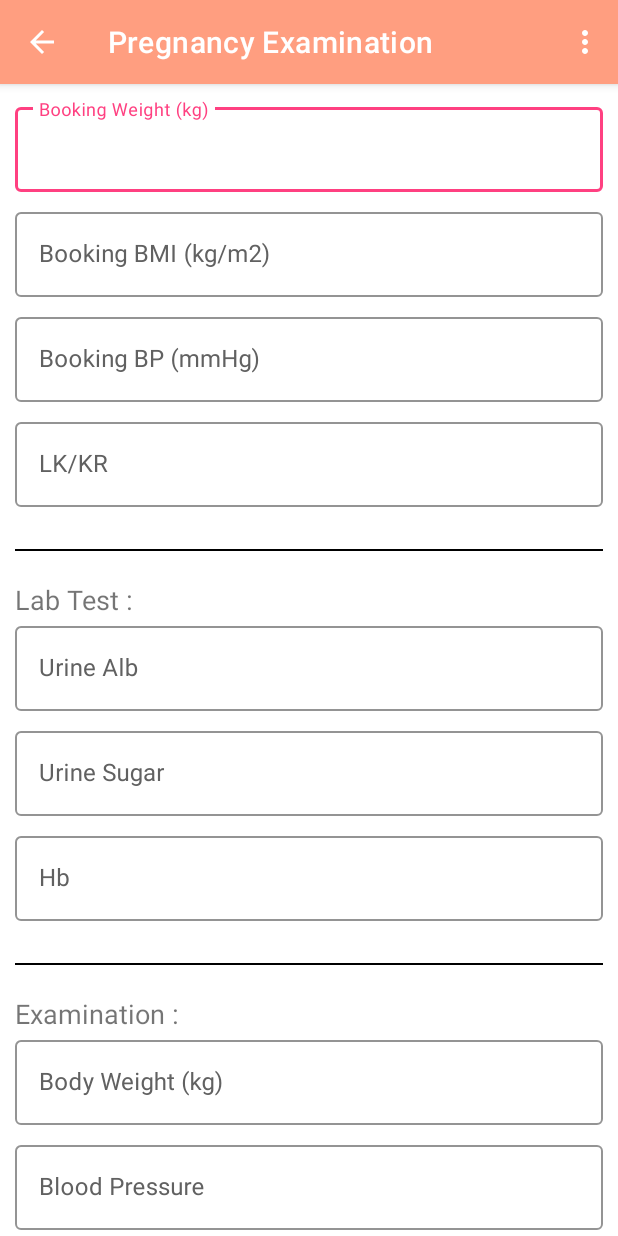
After one commit to Jiaenong/MommyHealthApp, an Android app: the PregnancyExaminationActivity screen opened directly, with no data from a screen before it, on a phone screen of 412 x 824 dp. The commit adds this screen. Run offline under Robolectric (Android 15) with nearby library versions, the light colour scheme and no system bars.

Commit message:
modify front end

```diff
--- a/app/src/main/java/com/example/mommyhealthapp/Nurse/MommyProfileActivity.java
+++ b/app/src/main/java/com/example/mommyhealthapp/Nurse/MommyProfileActivity.java
@@ -16,7 +16,7 @@ import com.example.mommyhealthapp.R;
 public class MommyProfileActivity extends AppCompatActivity {
 
     private RelativeLayout layoutMummyInfo;
-    private CardView cardViewEarlyTest;
+    private CardView cardViewEarlyTest, cardViewPE;
     @Override
     protected void onCreate(Bundle savedInstanceState) {
         super.onCreate(savedInstanceState);
@@ -24,6 +24,7 @@ public class MommyProfileActivity extends AppCompatActivity {
 
         layoutMummyInfo = (RelativeLayout)findViewById(R.id.layoutMummyInfo);
         cardViewEarlyTest = (CardView)findViewById(R.id.cardViewEarlyTest);
+        cardViewPE = (CardView)findViewById(R.id.cardViewPE);
 
         layoutMummyInfo.setOnClickListener(new View.OnClickListener() {
             @Override
@@ -37,6 +38,14 @@ public class MommyProfileActivity extends AppCompatActivity {
             @Override
             public void onClick(View v) {
                 Intent intent = new Intent(MommyProfileActivity.this, EarlyTestActivity.class);
+                startActivity(intent);
+            }
+        });
+
+        cardViewPE.setOnClickListener(new View.OnClickListener() {
+            @Override
+            public void onClick(View v) {
+                Intent intent = new Intent(MommyProfileActivity.this, PregnancyExamRecordActivity.class);
                 startActivity(intent);
             }
         });
--- /dev/null
+++ b/app/src/main/java/com/example/mommyhealthapp/Nurse/PregnancyExamRecordActivity.java
@@ -0,0 +1,50 @@
+package com.example.mommyhealthapp.Nurse;
+
+import androidx.appcompat.app.AppCompatActivity;
+
+import android.content.Intent;
+import android.os.Bundle;
+import android.view.Menu;
+import android.view.MenuItem;
+import android.view.View;
+
+import com.example.mommyhealthapp.R;
+import com.google.android.material.floatingactionbutton.FloatingActionButton;
+
+public class PregnancyExamRecordActivity extends AppCompatActivity {
+
+    private FloatingActionButton btnAddNewPERecord;
+    @Override
+    protected void onCreate(Bundle savedInstanceState) {
+        super.onCreate(savedInstanceState);
+        setContentView(R.layout.activity_pregnancy_exam_record);
+
+        btnAddNewPERecord = (FloatingActionButton)findViewById(R.id.btnAddNewPERecord);
+
+        btnAddNewPERecord.setOnClickListener(new View.OnClickListener() {
+            @Override
+            public void onClick(View v) {
+                Intent intent = new Intent(PregnancyExamRecordActivity.this, PregnancyExaminationActivity.class);
+                startActivity(intent);
+            }
+        });
+
+        getSupportActionBar().setDisplayHomeAsUpEnabled(true);
+    }
+
+    public boolean onOptionsItemSelected(MenuItem item) {
+        switch (item.getItemId())
+        {
+            case android.R.id.home:
+                finish();
+                return true;
+        }
+        return super.onOptionsItemSelected(item);
+    }
+
+    public boolean onCreateOptionsMenu(Menu menu) {
+        // Inflate the menu; this adds items to the action bar if it is present.
+        getMenuInflater().inflate(R.menu.nurse_home, menu);
+        return true;
+    }
+}
--- /dev/null
+++ b/app/src/main/java/com/example/mommyhealthapp/Nurse/PregnancyExaminationActivity.java
@@ -0,0 +1,66 @@
+package com.example.mommyhealthapp.Nurse;
+
+import androidx.appcompat.app.AppCompatActivity;
+
+import android.app.DatePickerDialog;
+import android.os.Bundle;
+import android.view.Menu;
+import android.view.MenuItem;
+import android.view.View;
+import android.widget.DatePicker;
+import android.widget.EditText;
+
+import com.example.mommyhealthapp.R;
+import com.google.android.material.textfield.TextInputLayout;
+
+import java.util.Calendar;
+
+public class PregnancyExaminationActivity extends AppCompatActivity {
+
+    private EditText editTextDueDate;
+    DatePickerDialog datePickerDialog;
+    @Override
+    protected void onCreate(Bundle savedInstanceState) {
+        super.onCreate(savedInstanceState);
+        setContentView(R.layout.activity_pregnancy_examination);
+
+        editTextDueDate = (EditText)findViewById(R.id.editTextDueDate);
+
+        editTextDueDate.setKeyListener(null);
+        editTextDueDate.setOnClickListener(new View.OnClickListener() {
+            @Override
+            public void onClick(View v) {
+                final Calendar c = Calendar.getInstance();
+                int mYear = c.get(Calendar.YEAR); // current year
+                int mMonth = c.get(Calendar.MONTH); // current month
+                int mDay = c.get(Calendar.DAY_OF_MONTH); // current day
+                datePickerDialog = new DatePickerDialog(PregnancyExaminationActivity.this,
+                        new DatePickerDialog.OnDateSetListener() {
+                            @Override
+                            public void onDateSet(DatePicker view, int year, int month, int dayOfMonth) {
+                                editTextDueDate.setText(dayOfMonth + "/" +(month + 1) + "/" + year);
+                            }
+                        }, mYear, mMonth, mDay);
+                datePickerDialog.show();
+            }
+        });
+
+        getSupportActionBar().setDisplayHomeAsUpEnabled(true);
+    }
+
+    public boolean onOptionsItemSelected(MenuItem item) {
+        switch (item.getItemId())
+        {
+            case android.R.id.home:
+                finish();
+                return true;
+        }
+        return super.onOptionsItemSelected(item);
+    }
+
+    public boolean onCreateOptionsMenu(Menu menu) {
+        // Inflate the menu; this adds items to the action bar if it is present.
+        getMenuInflater().inflate(R.menu.nurse_home, menu);
+        return true;
+    }
+}
--- a/app/src/main/res/layout/activity_mommy_profile.xml
+++ b/app/src/main/res/layout/activity_mommy_profile.xml
@@ -270,6 +270,7 @@
                 android:orientation="horizontal">
 
                 <androidx.cardview.widget.CardView
+                    android:id="@+id/cardViewPE"
                     android:layout_width="170dp"
                     android:layout_height="170dp"
                     android:layout_marginLeft="10dp"
--- /dev/null
+++ b/app/src/main/res/layout/activity_pregnancy_exam_record.xml
@@ -0,0 +1,59 @@
+<?xml version="1.0" encoding="utf-8"?>
+<androidx.constraintlayout.widget.ConstraintLayout xmlns:android="http://schemas.android.com/apk/res/android"
+    xmlns:app="http://schemas.android.com/apk/res-auto"
+    xmlns:tools="http://schemas.android.com/tools"
+    android:layout_width="match_parent"
+    android:layout_height="match_parent"
+    tools:context=".Nurse.PregnancyExamRecordActivity">
+
+    <androidx.recyclerview.widget.RecyclerView
+        android:id="@+id/recyclerView"
+        android:layout_width="match_parent"
+        android:layout_height="match_parent"
+        android:visibility="gone"
+        app:layout_constraintBottom_toBottomOf="parent"
+        app:layout_constraintStart_toStartOf="parent"
+        app:layout_constraintTop_toTopOf="parent"
+        app:layout_constraintVertical_bias="0.0" />
+
+    <com.google.android.material.floatingactionbutton.FloatingActionButton
+        android:id="@+id/btnAddNewPERecord"
+        android:layout_width="wrap_content"
+        android:layout_height="wrap_content"
+        android:clickable="true"
+        app:backgroundTint="@color/colorAccent"
+        app:fabSize="normal"
+        app:layout_constraintBottom_toBottomOf="parent"
+        app:layout_constraintEnd_toEndOf="@+id/recyclerView"
+        app:layout_constraintHorizontal_bias="0.888"
+        app:layout_constraintStart_toStartOf="parent"
+        app:layout_constraintTop_toTopOf="parent"
+        app:layout_constraintVertical_bias="0.902"
+        app:srcCompat="@drawable/ic_add_black_24dp"
+        app:tint="@color/design_default_color_background" />
+
+    <ImageView
+        android:id="@+id/imageView12"
+        android:layout_width="wrap_content"
+        android:layout_height="wrap_content"
+        app:layout_constraintBottom_toBottomOf="@+id/recyclerView"
+        app:layout_constraintEnd_toEndOf="parent"
+        app:layout_constraintHorizontal_bias="0.496"
+        app:layout_constraintStart_toStartOf="parent"
+        app:layout_constraintTop_toTopOf="parent"
+        app:srcCompat="@drawable/norecordfound" />
+
+    <TextView
+        android:id="@+id/textView20"
+        android:layout_width="wrap_content"
+        android:layout_height="wrap_content"
+        android:text="@string/norecordfound"
+        android:textSize="18sp"
+        android:textStyle="bold"
+        app:layout_constraintBottom_toBottomOf="parent"
+        app:layout_constraintEnd_toEndOf="parent"
+        app:layout_constraintStart_toStartOf="parent"
+        app:layout_constraintTop_toBottomOf="@+id/imageView12"
+        app:layout_constraintVertical_bias="0.07" />
+
+</androidx.constraintlayout.widget.ConstraintLayout>
--- /dev/null
+++ b/app/src/main/res/layout/activity_pregnancy_examination.xml
@@ -0,0 +1,328 @@
+<?xml version="1.0" encoding="utf-8"?>
+<androidx.core.widget.NestedScrollView xmlns:android="http://schemas.android.com/apk/res/android"
+    xmlns:app="http://schemas.android.com/apk/res-auto"
+    xmlns:tools="http://schemas.android.com/tools"
+    android:layout_width="match_parent"
+    android:layout_height="match_parent"
+    tools:context=".Nurse.PregnancyExaminationActivity">
+
+    <androidx.appcompat.widget.LinearLayoutCompat
+        android:layout_width="match_parent"
+        android:layout_height="match_parent"
+        android:orientation="vertical"
+        android:padding="10dp">
+
+        <com.google.android.material.textfield.TextInputLayout
+            android:layout_width="match_parent"
+            android:layout_height="wrap_content"
+            android:focusableInTouchMode="true"
+            style="@style/TextInputLayout"
+            android:hint="@string/booking_weight">
+
+            <com.google.android.material.textfield.TextInputEditText
+                android:layout_width="match_parent"
+                android:layout_height="wrap_content"
+                android:inputType="numberDecimal"/>
+        </com.google.android.material.textfield.TextInputLayout>
+
+        <com.google.android.material.textfield.TextInputLayout
+            android:layout_width="match_parent"
+            android:layout_height="wrap_content"
+            android:focusableInTouchMode="true"
+            style="@style/TextInputLayout"
+            android:hint="@string/booking_BMI">
+
+            <com.google.android.material.textfield.TextInputEditText
+                android:layout_width="match_parent"
+                android:layout_height="wrap_content"
+                android:inputType="numberDecimal"/>
+        </com.google.android.material.textfield.TextInputLayout>
+
+        <com.google.android.material.textfield.TextInputLayout
+            android:layout_width="match_parent"
+            android:layout_height="wrap_content"
+            android:focusableInTouchMode="true"
+            style="@style/TextInputLayout"
+            android:hint="@string/booking_BP">
+
+            <com.google.android.material.textfield.TextInputEditText
+                android:layout_width="match_parent"
+                android:layout_height="wrap_content"
+                android:inputType="numberDecimal"/>
+        </com.google.android.material.textfield.TextInputLayout>
+
+        <com.google.android.material.textfield.TextInputLayout
+            android:layout_width="match_parent"
+            android:layout_height="wrap_content"
+            android:focusableInTouchMode="true"
+            style="@style/TextInputLayout"
+            android:hint="@string/lk_kr">
+
+            <com.google.android.material.textfield.TextInputEditText
+                android:layout_width="match_parent"
+                android:layout_height="wrap_content" />
+        </com.google.android.material.textfield.TextInputLayout>
+
+        <View
+            android:layout_marginTop="20dp"
+            android:layout_marginBottom="20dp"
+            android:layout_width="match_parent"
+            android:layout_height="1dp"
+            android:background="@android:color/black" />
+
+        <TextView
+            android:id="@+id/textView36"
+            android:layout_width="wrap_content"
+            android:layout_height="wrap_content"
+            android:text="@string/lab_test"
+            android:textSize="18sp" />
+
+        <com.google.android.material.textfield.TextInputLayout
+            android:layout_width="match_parent"
+            android:layout_height="wrap_content"
+            android:focusableInTouchMode="true"
+            style="@style/TextInputLayout"
+            android:hint="@string/urine_alb">
+
+            <com.google.android.material.textfield.TextInputEditText
+                android:layout_width="match_parent"
+                android:layout_height="wrap_content" />
+        </com.google.android.material.textfield.TextInputLayout>
+
+        <com.google.android.material.textfield.TextInputLayout
+            android:layout_width="match_parent"
+            android:layout_height="wrap_content"
+            android:focusableInTouchMode="true"
+            style="@style/TextInputLayout"
+            android:hint="@string/urine_sugar">
+
+            <com.google.android.material.textfield.TextInputEditText
+                android:layout_width="match_parent"
+                android:layout_height="wrap_content" />
+        </com.google.android.material.textfield.TextInputLayout>
+
+        <com.google.android.material.textfield.TextInputLayout
+            android:layout_width="match_parent"
+            android:layout_height="wrap_content"
+            android:focusableInTouchMode="true"
+            style="@style/TextInputLayout"
+            android:hint="@string/lab_test_HB">
+
+            <com.google.android.material.textfield.TextInputEditText
+                android:layout_width="match_parent"
+                android:layout_height="wrap_content" />
+        </com.google.android.material.textfield.TextInputLayout>
+
+        <View
+            android:layout_marginTop="20dp"
+            android:layout_marginBottom="20dp"
+            android:layout_width="match_parent"
+            android:layout_height="1dp"
+            android:background="@android:color/black" />
+
+        <TextView
+            android:id="@+id/textView37"
+            android:layout_width="wrap_content"
+            android:layout_height="wrap_content"
+            android:text="@string/examination"
+            android:textSize="18sp" />
+
+        <com.google.android.material.textfield.TextInputLayout
+            android:layout_width="match_parent"
+            android:layout_height="wrap_content"
+            android:focusableInTouchMode="true"
+            style="@style/TextInputLayout"
+            android:hint="@string/body_weight">
+
+            <com.google.android.material.textfield.TextInputEditText
+                android:layout_width="match_parent"
+                android:layout_height="wrap_content"
+                android:inputType="numberDecimal"/>
+        </com.google.android.material.textfield.TextInputLayout>
+
+        <com.google.android.material.textfield.TextInputLayout
+            android:layout_width="match_parent"
+            android:layout_height="wrap_content"
+            android:focusableInTouchMode="true"
+            style="@style/TextInputLayout"
+            android:hint="@string/blood_pressure">
+
+            <com.google.android.material.textfield.TextInputEditText
+                android:layout_width="match_parent"
+                android:layout_height="wrap_content" />
+        </com.google.android.material.textfield.TextInputLayout>
+
+        <com.google.android.material.textfield.TextInputLayout
+            android:layout_width="match_parent"
+            android:layout_height="wrap_content"
+            android:focusableInTouchMode="true"
+            style="@style/TextInputLayout"
+            android:hint="@string/pulse">
+
+            <com.google.android.material.textfield.TextInputEditText
+                android:layout_width="match_parent"
+                android:layout_height="wrap_content" />
+        </com.google.android.material.textfield.TextInputLayout>
+
+        <com.google.android.material.textfield.TextInputLayout
+            android:layout_width="match_parent"
+            android:layout_height="wrap_content"
+            android:focusableInTouchMode="true"
+            style="@style/TextInputLayout"
+            android:hint="@string/edema">
+
+            <com.google.android.material.textfield.TextInputEditText
+                android:layout_width="match_parent"
+                android:layout_height="wrap_content" />
+        </com.google.android.material.textfield.TextInputLayout>
+
+        <View
+            android:layout_marginTop="20dp"
+            android:layout_marginBottom="20dp"
+            android:layout_width="match_parent"
+            android:layout_height="1dp"
+            android:background="@android:color/black" />
+
+        <TextView
+            android:id="@+id/textView38"
+            android:layout_width="wrap_content"
+            android:layout_height="wrap_content"
+            android:text="@string/womb"
+            android:textSize="18sp" />
+
+        <com.google.android.material.textfield.TextInputLayout
+            android:layout_width="match_parent"
+            android:layout_height="wrap_content"
+            android:focusableInTouchMode="true"
+            style="@style/TextInputLayout"
+            android:hint="@string/pregnancy_period">
+
+            <com.google.android.material.textfield.TextInputEditText
+                android:layout_width="match_parent"
+                android:layout_height="wrap_content"
+                android:inputType="number"/>
+        </com.google.android.material.textfield.TextInputLayout>
+
+        <com.google.android.material.textfield.TextInputLayout
+            android:layout_width="match_parent"
+            android:layout_height="wrap_content"
+            android:focusableInTouchMode="true"
+            style="@style/TextInputLayout"
+            android:hint="@string/uterine_height">
+
+            <com.google.android.material.textfield.TextInputEditText
+                android:layout_width="match_parent"
+                android:layout_height="wrap_content"
+                android:inputType="numberDecimal"/>
+        </com.google.android.material.textfield.TextInputLayout>
+
+        <View
+            android:layout_marginTop="20dp"
+            android:layout_marginBottom="20dp"
+            android:layout_width="match_parent"
+            android:layout_height="1dp"
+            android:background="@android:color/black" />
+
+        <TextView
+            android:id="@+id/textView39"
+            android:layout_width="wrap_content"
+            android:layout_height="wrap_content"
+            android:text="@string/fetus"
+            android:textSize="18sp" />
+
+        <com.google.android.material.textfield.TextInputLayout
+            android:layout_width="match_parent"
+            android:layout_height="wrap_content"
+            android:focusableInTouchMode="true"
+            style="@style/TextInputLayout"
+            android:hint="@string/present_position">
+
+            <com.google.android.material.textfield.TextInputEditText
+                android:layout_width="match_parent"
+                android:layout_height="wrap_content" />
+        </com.google.android.material.textfield.TextInputLayout>
+
+        <com.google.android.material.textfield.TextInputLayout
+            android:layout_width="match_parent"
+            android:layout_height="wrap_content"
+            android:focusableInTouchMode="true"
+            style="@style/TextInputLayout"
+            android:hint="@string/heart">
+
+            <com.google.android.material.textfield.TextInputEditText
+                android:layout_width="match_parent"
+                android:layout_height="wrap_content" />
+        </com.google.android.material.textfield.TextInputLayout>
+
+        <com.google.android.material.textfield.TextInputLayout
+            android:layout_width="match_parent"
+            android:layout_height="wrap_content"
+            android:focusableInTouchMode="true"
+            style="@style/TextInputLayout"
+            android:hint="@string/motion">
+
+            <com.google.android.material.textfield.TextInputEditText
+                android:layout_width="match_parent"
+                android:layout_height="wrap_content" />
+        </com.google.android.material.textfield.TextInputLayout>
+
+        <View
+            android:layout_marginTop="20dp"
+            android:layout_marginBottom="20dp"
+            android:layout_width="match_parent"
+            android:layout_height="1dp"
+            android:background="@android:color/black" />
+
+        <com.google.android.material.textfield.TextInputLayout
+            android:layout_width="match_parent"
+            android:layout_height="wrap_content"
+            android:focusableInTouchMode="true"
+            style="@style/TextInputLayout"
+            android:hint="@string/problem">
+
+            <com.google.android.material.textfield.TextInputEditText
+                android:layout_width="match_parent"
+                android:layout_height="wrap_content"
+                android:inputType="textMultiLine"/>
+        </com.google.android.material.textfield.TextInputLayout>
+
+        <com.google.android.material.textfield.TextInputLayout
+            android:layout_width="match_parent"
+            android:layout_height="wrap_content"
+            android:focusableInTouchMode="true"
+            style="@style/TextInputLayout"
+            android:hint="@string/treatment">
+
+            <com.google.android.material.textfield.TextInputEditText
+                android:layout_width="match_parent"
+                android:layout_height="wrap_content"
+                android:inputType="textMultiLine"/>
+        </com.google.android.material.textfield.TextInputLayout>
+
+        <com.google.android.material.textfield.TextInputLayout
+            android:id="@+id/txtInputLayoutDueDate"
+            style="@style/TextInputLayout"
+            android:layout_width="match_parent"
+            android:layout_height="wrap_content"
+            android:focusableInTouchMode="true"
+            android:hint="@string/due_date">
+
+            <com.google.android.material.textfield.TextInputEditText
+                android:id="@+id/editTextDueDate"
+                android:layout_width="match_parent"
+                android:layout_height="wrap_content"
+                android:inputType="date" />
+        </com.google.android.material.textfield.TextInputLayout>
+
+        <Button
+            android:id="@+id/button7"
+            style="@style/Button"
+            android:layout_width="match_parent"
+            android:layout_height="60dp"
+            android:layout_marginTop="10dp"
+            android:text="@string/save"
+            app:cornerRadius="16dp" />
+
+    </androidx.appcompat.widget.LinearLayoutCompat>
+
+</androidx.core.widget.NestedScrollView>
--- a/app/src/main/res/values/strings.xml
+++ b/app/src/main/res/values/strings.xml
@@ -164,5 +164,28 @@
     <string name="race_indian">Indian</string>
     <string name="race_other">Other</string>
     <string name="race_otherRaces">Other Races</string>
+    <string name="booking_weight">Booking Weight (kg)</string>
+    <string name="booking_BMI">Booking BMI (kg/m2)</string>
+    <string name="booking_BP">Booking BP (mmHg)</string>
+    <string name="lk_kr">LK/KR</string>
+    <string name="lab_test">Lab Test :</string>
+    <string name="urine_alb">Urine Alb</string>
+    <string name="urine_sugar">Urine Sugar</string>
+    <string name="lab_test_HB">Hb</string>
+    <string name="examination">Examination :</string>
+    <string name="body_weight">Body Weight (kg)</string>
+    <string name="blood_pressure">Blood Pressure</string>
+    <string name="pulse">Pulse</string>
+    <string name="edema">Edema</string>
+    <string name="womb">Womb :</string>
+    <string name="pregnancy_period">Pregnancy Period (week)</string>
+    <string name="uterine_height">Uterine Height (sm)</string>
+    <string name="fetus">Fetus :</string>
+    <string name="present_position">Present Position</string>
+    <string name="heart">Heart</string>
+    <string name="motion">Motion</string>
+    <string name="problem">Problem</string>
+    <string name="treatment">Treatment</string>
+    <string name="due_date">Due Date</string>
 
 </resources>
```
Also changed, not shown: app/src/main/AndroidManifest.xml (+8 -2 lines).
